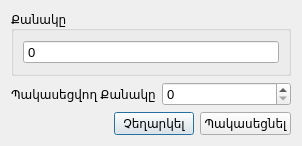
Before: the Qt Designer form src/subtractproduct.ui in ADCompany/AD-Farm, drawn with Qt 5.
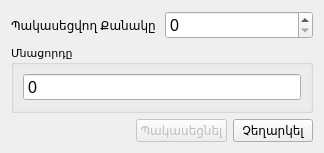
After: the same form once the commit is applied. Icons and pictures are not drawn.

Commit message: Subtract Item Dialog Integration

Diff of the .ui file:
```diff
--- a/src/subtractproduct.ui
+++ b/src/subtractproduct.ui
@@ -6,8 +6,8 @@
    <rect>
     <x>0</x>
     <y>0</y>
-    <width>302</width>
-    <height>135</height>
+    <width>324</width>
+    <height>147</height>
    </rect>
   </property>
   <property name="windowTitle">
@@ -18,17 +18,48 @@
     <normaloff>:/FarmManager/Resources/deadbird.png</normaloff>:/FarmManager/Resources/deadbird.png</iconset>
   </property>
   <layout class="QVBoxLayout" name="verticalLayout_2">
+   <item>
+    <layout class="QHBoxLayout" name="horizontalLayout">
+     <item>
+      <widget class="QLabel" name="label_2">
+       <property name="text">
+        <string>Պակասեցվող Քանակը</string>
+       </property>
+      </widget>
+     </item>
+     <item>
+      <widget class="QSpinBox" name="sbxSubtractCount">
+       <property name="font">
+        <font>
+         <pointsize>12</pointsize>
+        </font>
+       </property>
+       <property name="maximum">
+        <number>100000</number>
+       </property>
+      </widget>
+     </item>
+    </layout>
+   </item>
    <item>
     <widget class="QGroupBox" name="groupBox">
+     <property name="font">
+      <font>
+       <pointsize>8</pointsize>
+      </font>
+     </property>
      <property name="title">
-      <string>Քանակը</string>
+      <string>Մնացորդը</string>
      </property>
      <layout class="QVBoxLayout" name="verticalLayout">
       <item>
        <widget class="QSpinBox" name="sbxTotal">
+        <property name="enabled">
+         <bool>true</bool>
+        </property>
         <property name="font">
          <font>
-          <pointsize>10</pointsize>
+          <pointsize>12</pointsize>
          </font>
         </property>
         <property name="readOnly">
@@ -52,27 +83,17 @@
     </widget>
    </item>
    <item>
-    <layout class="QHBoxLayout" name="horizontalLayout">
-     <item>
-      <widget class="QLabel" name="label_2">
-       <property name="text">
-        <string>Պակասեցվող Քանակը</string>
-       </property>
-      </widget>
-     </item>
-     <item>
-      <widget class="QSpinBox" name="sbxSubtractCount">
-       <property name="font">
-        <font>
-         <pointsize>10</pointsize>
-        </font>
-       </property>
-       <property name="maximum">
-        <number>100000</number>
-       </property>
-      </widget>
-     </item>
-    </layout>
+    <spacer name="verticalSpacer">
+     <property name="orientation">
+      <enum>Qt::Vertical</enum>
+     </property>
+     <property name="sizeHint" stdset="0">
+      <size>
+       <width>20</width>
+       <height>40</height>
+      </size>
+     </property>
+    </spacer>
    </item>
    <item>
     <layout class="QHBoxLayout" name="horizontalLayout_2">
@@ -90,14 +111,10 @@
       </spacer>
      </item>
      <item>
-      <widget class="QPushButton" name="pushButton">
-       <property name="text">
-        <string>Չեղարկել</string>
+      <widget class="QPushButton" name="btnSubtract">
+       <property name="enabled">
+        <bool>false</bool>
        </property>
-      </widget>
-     </item>
-     <item>
-      <widget class="QPushButton" name="pushButton_2">
        <property name="text">
         <string>Պակասեցնել</string>
        </property>
@@ -107,6 +124,13 @@
        </property>
       </widget>
      </item>
+     <item>
+      <widget class="QPushButton" name="btnCancel">
+       <property name="text">
+        <string>Չեղարկել</string>
+       </property>
+      </widget>
+     </item>
     </layout>
    </item>
   </layout>
```
Left out of the diff: 25 changed lines with no effect on the pictures. The commit also changes 8 other files.
